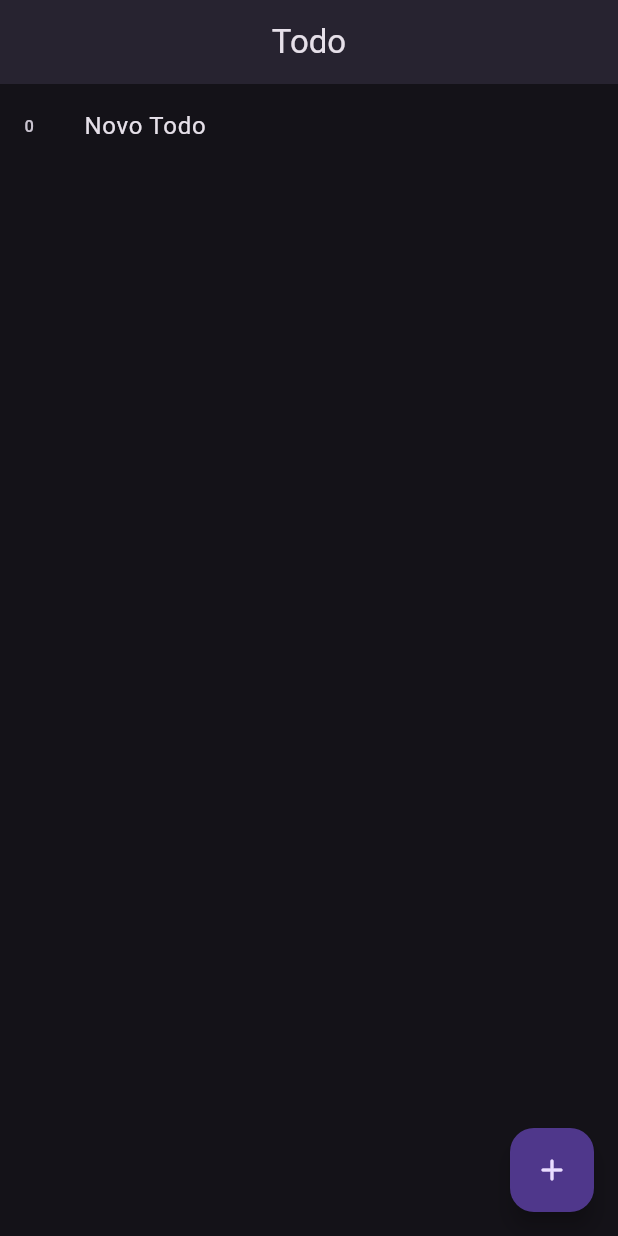
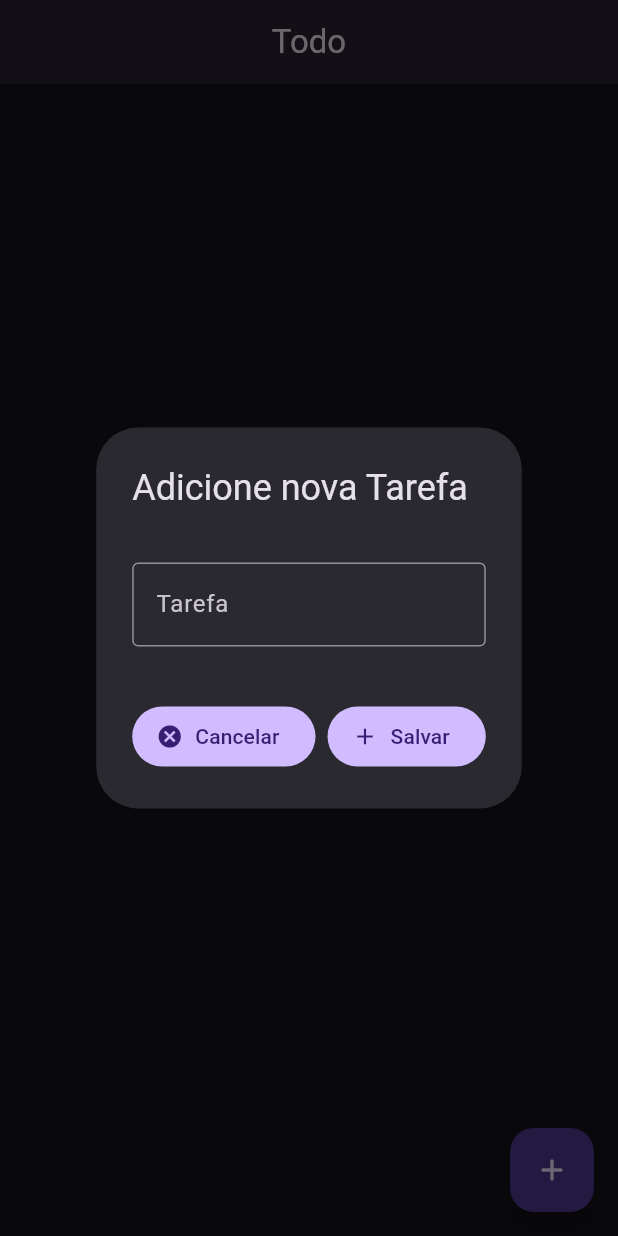
Before and after one commit to rudsonalves/mvvm, a Flutter app: the screen it shows after launch, after a tap on the "add" icon, on a phone screen of 412 x 824 dp. Run offline on Flutter 3.47's test engine with Material 3 defaults, Android fonts, the phone set to English and light mode, and no system bars.

Commit message:
Adição e remoção de dados na todo screen estão implementados

```diff
--- /dev/null
+++ b/lib/ui/todo/widgets/components/add_todo_dialog.dart
@@ -0,0 +1,118 @@
+import 'package:flutter/material.dart';
+import 'package:mvvm/ui/todo/view_models/todo_view_model.dart';
+
+class AddTodoDialog extends StatefulWidget {
+  final TodoViewModel todoView;
+
+  const AddTodoDialog({super.key, required this.todoView});
+
+  @override
+  State<AddTodoDialog> createState() => _AddTodoDialogState();
+}
+
+class _AddTodoDialogState extends State<AddTodoDialog> {
+  final nameController = TextEditingController();
+  final _formKey = GlobalKey<FormState>();
+
+  @override
+  void dispose() {
+    nameController.dispose();
+
+    super.dispose();
+  }
+
+  @override
+  Widget build(BuildContext context) {
+    return AlertDialog(
+      title: Text('Adicione nova Tarefa'),
+      content: Form(
+        key: _formKey,
+        child: Column(
+          mainAxisSize: MainAxisSize.min,
+          children: [
+            Padding(
+              padding: const EdgeInsets.only(top: 18, bottom: 12),
+              child: TextFormField(
+                controller: nameController,
+                decoration: InputDecoration(
+                  label: Text('Tarefa'),
+                  hintText: 'Entre a nova Tarefa',
+                  border: OutlineInputBorder(),
+                ),
+                validator: (value) {
+                  if (value == null || value.trim().isEmpty) {
+                    return 'Preencha o campo Tarefa';
+                  }
+                  return null;
+                },
+              ),
+            ),
+          ],
+        ),
+      ),
+      actions: [
+        FilledButton.icon(
+          onPressed: _cancelTodo,
+          label: Text('Cancelar'),
+          icon: Icon(Icons.cancel),
+        ),
+        FilledButton.icon(
+          onPressed: _addTodo,
+          label: Text('Salvar'),
+          icon: ListenableBuilder(
+            listenable: widget.todoView.addTodo,
+            builder: (context, _) {
+              if (!widget.todoView.addTodo.running) {
+                return Icon(Icons.add);
+              }
+              return SizedBox(
+                width: 18,
+                height: 18,
+                child: CircularProgressIndicator(
+                  strokeWidth: 2,
+                  color: Colors.black,
+                ),
+              );
+            },
+          ),
+        ),
+      ],
+    );
+  }
+
+  Future<void> _addTodo() async {
+    if (widget.todoView.addTodo.running) return;
+
+    if (_formKey.currentState != null && _formKey.currentState!.validate()) {
+      await widget.todoView.addTodo.execute(nameController.text.trim());
+      if (widget.todoView.addTodo.completed) {
+        if (mounted) Navigator.pop(context);
+      }
+      if (widget.todoView.addTodo.error) {
+        if (mounted) {
+          await showDialog(
+            context: context,
+            builder:
+                (context) => AlertDialog(
+                  title: Text('Erro'),
+                  content: Text(
+                    'Desculpe. Ocorreu um erro ao criar uma nova tarefa. Tente mais tarde',
+                  ),
+                  backgroundColor: Colors.red.withValues(alpha: .75),
+                  actions: [
+                    FilledButton.icon(
+                      onPressed: _cancelTodo,
+                      label: Text('Cancelar'),
+                      icon: Icon(Icons.cancel),
+                    ),
+                  ],
+                ),
+          );
+        }
+        if (mounted) Navigator.pop(context);
+      }
+    }
+  }
+
+  void _cancelTodo() => Navigator.pop(context);
+}
--- a/lib/ui/todo/widgets/components/todo_list_view.dart
+++ b/lib/ui/todo/widgets/components/todo_list_view.dart
@@ -1,11 +1,17 @@
 import 'package:flutter/material.dart';
 import 'package:mvvm/domain/models/todo.dart';
 import 'package:mvvm/ui/todo/widgets/components/list_tile_todo.dart';
+import 'package:mvvm/ui/todo/widgets/todo_screen.dart';
 
 class ListViewTodos extends StatelessWidget {
   final List<Todo> todos;
+  final OnDeleteTodo onDeleteTodo;
 
-  const ListViewTodos({super.key, required this.todos});
+  const ListViewTodos({
+    super.key,
+    required this.todos,
+    required this.onDeleteTodo,
+  });
 
   @override
   Widget build(BuildContext context) {
@@ -15,7 +21,9 @@ class ListViewTodos extends StatelessWidget {
 
     return ListView.builder(
       itemCount: todos.length,
-      itemBuilder: (context, index) => ListTileTodo(todo: todos[index]),
+      itemBuilder:
+          (context, index) =>
+              ListTileTodo(todo: todos[index], onDeleteTodo: onDeleteTodo),
     );
   }
 }
--- a/lib/ui/todo/widgets/todo_screen.dart
+++ b/lib/ui/todo/widgets/todo_screen.dart
@@ -1,6 +1,10 @@
 import 'package:flutter/material.dart';
+import 'package:mvvm/domain/models/todo.dart';
 import 'package:mvvm/ui/todo/view_models/todo_view_model.dart';
+import 'package:mvvm/ui/todo/widgets/components/add_todo_dialog.dart';
 import 'package:mvvm/ui/todo/widgets/components/todo_list_view.dart';
+
+typedef OnDeleteTodo = void Function(Todo todo);
 
 class TodoScreen extends StatefulWidget {
   final TodoViewModel todoViewModel;
@@ -33,15 +37,52 @@ class _TodoScreenState extends State<TodoScreen> {
         },
         child: ListenableBuilder(
           listenable: widget.todoViewModel,
+
           builder:
-              (context, _) => ListViewTodos(todos: widget.todoViewModel.todos),
+              (context, _) => ListViewTodos(
+                todos: widget.todoViewModel.todos,
+                onDeleteTodo: _onDeleteTodo,
+              ),
         ),
       ),
     );
   }
 
   void _addTodo() {
-    widget.todoViewModel.addTodo.execute('Novo Todo');
+    showDialog(
+      context: context,
+      barrierDismissible: false,
+      builder: (context) => AddTodoDialog(todoView: widget.todoViewModel),
+    );
+    // widget.todoViewModel.addTodo.execute('Novo Todo');
+  }
+
+  Future<void> _onDeleteTodo(Todo todo) async {
+    await widget.todoViewModel.deleteTodo.execute(todo);
+
+    if (widget.todoViewModel.deleteTodo.completed) {
+      if (mounted) {
+        ScaffoldMessenger.of(context).hideCurrentSnackBar();
+        ScaffoldMessenger.of(context).showSnackBar(
+          SnackBar(
+            content: Text('Tarefa "${todo.name}" removida com sucesso.'),
+            backgroundColor: Colors.lightGreen,
+          ),
+        );
+      }
+    } else if (widget.todoViewModel.deleteTodo.error) {
+      if (mounted) {
+        ScaffoldMessenger.of(context).hideCurrentSnackBar();
+        ScaffoldMessenger.of(context).showSnackBar(
+          SnackBar(
+            content: Text(
+              'Erro na remoção da terefa "${todo.name}". Tente mais tarde',
+            ),
+            backgroundColor: Colors.redAccent,
+          ),
+        );
+      }
+    }
   }
 
   // void _showMessage() {
```
Also changed, not shown: lib/ui/todo/widgets/components/list_tile_todo.dart (+15 -2 lines).
